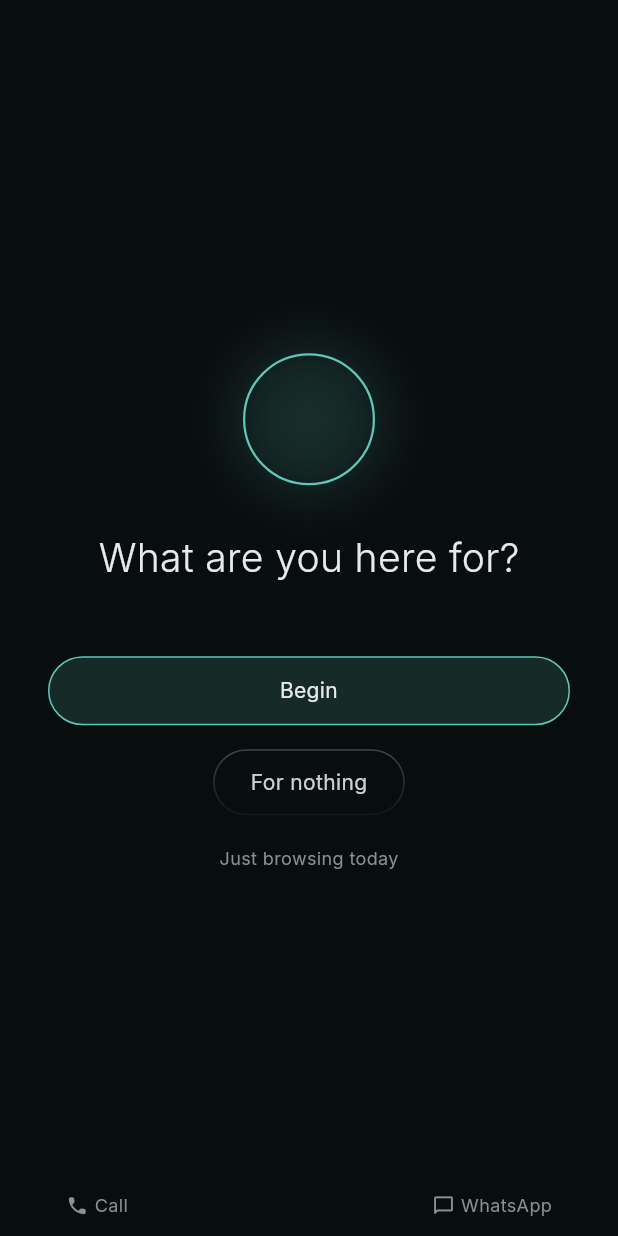
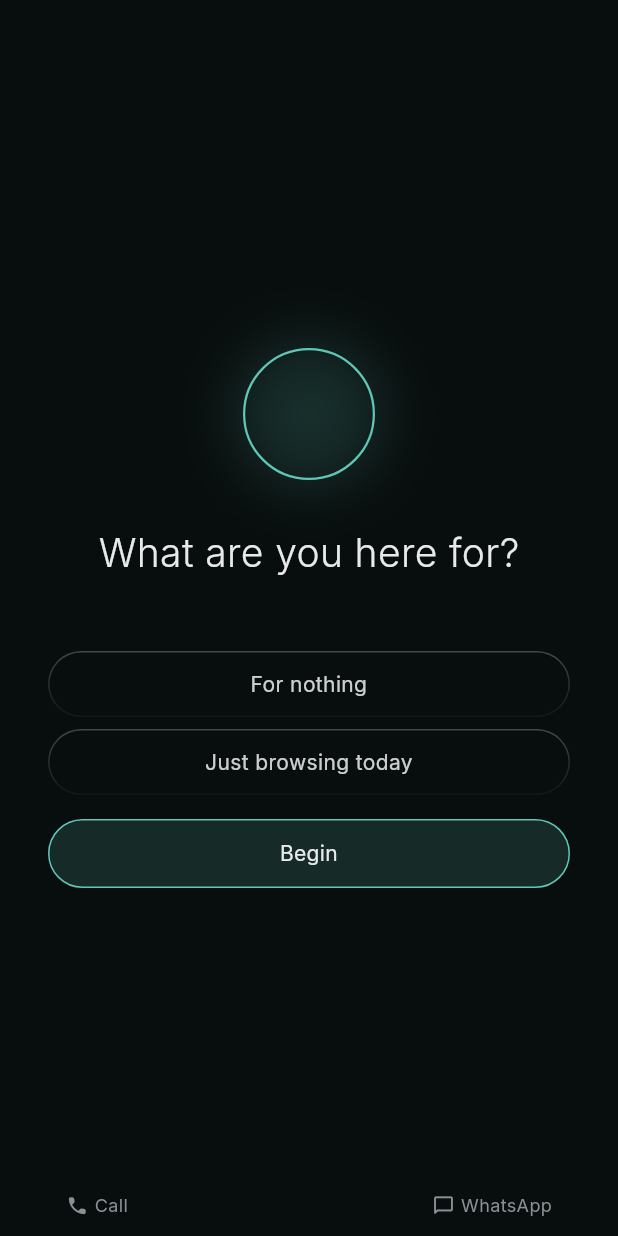
Before and after one commit to alihdrndm/threshold-mobile, a Flutter app: the RitualScreen screen opened by its route, on a phone screen of 412 x 824 dp. Run offline on Flutter 3.47's test engine with Material 3 defaults, Android fonts, the phone set to English and light mode, and no system bars; our stand-ins replace cloud_firestore, drift, drift_flutter, firebase_auth, firebase_core, flutter_riverpod and 3 more; accounts and stored records are empty; generated files the repository leaves out were written again; statements that could not run were skipped.

Commit message:
Three answers, one voice — and the truth offered first
The old arrangement had three button vocabularies on one screen —
filled pill, outlined pill, bare text — which reads as inconsistent
rather than hierarchical. One vocabulary now, at one width: only the
fill carries the weight, so the three read as what they are, three
answers to the question above them.

Order is the user's, and it earns itself: when the phone lights up
asking what you are here for, the honest answer is usually nothing, so
that answer sits directly under the question. Begin is reached past
both easy outs — commitment should be chosen, not defaulted into — and
it lands in the thumb's rest, which is where the good action belongs.

The hairline that catches light along its top and dissolves toward the
bottom now runs on both exits, so they read as a pair; on the one that
sleeps the phone it also happens to say what the button does.

```diff
--- a/lib/features/ritual/presentation/ritual_screen.dart
+++ b/lib/features/ritual/presentation/ritual_screen.dart
@@ -239,30 +239,33 @@ class _RitualScreenState extends ConsumerState<RitualScreen> {
           ],
         ],
         const SizedBox(height: AppSpacing.xxxl),
+        // Three answers to the question above, in the order the truth
+        // usually arrives: nothing, browsing, and — reached past both —
+        // the commitment. One vocabulary at one width; only the fill
+        // carries the hierarchy, so the set reads as a set.
+        _exit('For nothing', _forNothing,
+            semantic: 'Picked it up for nothing — lock the phone again'),
+        const SizedBox(height: AppSpacing.sm),
+        _exit('Just browsing today', _browse),
+        const SizedBox(height: AppSpacing.lg),
         _primary('Begin', () => _advance(_Step.intention)),
-        const SizedBox(height: AppSpacing.lg),
-        // Three ways out, three weights. Begin is full-width and lit;
-        // this one has a shape because it is the only control here that
-        // does something to the phone; browsing stays bare text. It sits
-        // above browsing on purpose — it will be the most-used exit by
-        // far, and the most-used control should be the easiest to reach.
-        _forNothingButton(),
-        const SizedBox(height: AppSpacing.md),
-        _quiet('Just browsing today', _browse),
       ],
     );
   }
 
-  /// The light going out, as a button.
+  /// An honest way out.
   ///
-  /// A hairline that is brightest at the top and dissolves toward the
-  /// bottom: the one place on this screen where the app spends a detail,
-  /// and it says what the button does. Content-width, so it reads as
-  /// subordinate to Begin without needing a duller colour.
-  Widget _forNothingButton() => PressableScale(
-        onPressed: _forNothing,
-        semanticLabel: 'Picked it up for nothing — lock the phone again',
+  /// The one detail this screen spends: a hairline brightest along the top
+  /// and dissolving toward the bottom, the way light catches a real edge.
+  /// It costs nothing, it is the same on both exits so they read as a
+  /// pair, and on the one that sleeps the phone it happens to say exactly
+  /// what the button does.
+  Widget _exit(String label, VoidCallback onTap, {String? semantic}) =>
+      PressableScale(
+        onPressed: onTap,
+        semanticLabel: semantic,
         child: Container(
+          width: double.infinity,
           decoration: BoxDecoration(
             borderRadius: BorderRadius.circular(AppRadii.full),
             gradient: const LinearGradient(
@@ -273,14 +276,14 @@ class _RitualScreenState extends ConsumerState<RitualScreen> {
           ),
           padding: const EdgeInsets.all(1),
           child: Container(
-            padding: const EdgeInsets.symmetric(
-                horizontal: AppSpacing.xl, vertical: 11),
+            padding: const EdgeInsets.symmetric(vertical: 11),
             decoration: BoxDecoration(
               color: theme.surface,
               borderRadius: BorderRadius.circular(AppRadii.full),
             ),
             child: Text(
-              'For nothing',
+              label,
+              textAlign: TextAlign.center,
               style: AppTypography.body.copyWith(
                 color: _ink.withValues(alpha: 0.88),
               ),
@@ -540,15 +543,6 @@ class _RitualScreenState extends ConsumerState<RitualScreen> {
         ),
       );
 
-  Widget _quiet(String label, VoidCallback onTap) => PressableScale(
-        onPressed: onTap,
-        child: Padding(
-          padding: const EdgeInsets.all(AppSpacing.sm),
-          child: Text(label,
-              style: AppTypography.caption.copyWith(color: _inkMuted)),
-        ),
-      );
-
   Widget _field(TextEditingController controller,
           {bool autofocus = false, String? hint}) =>
       TextField(
```
